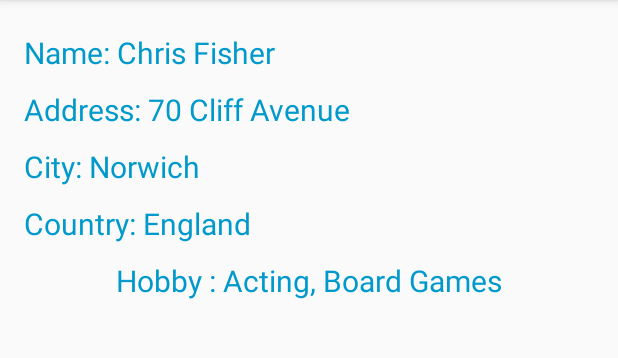
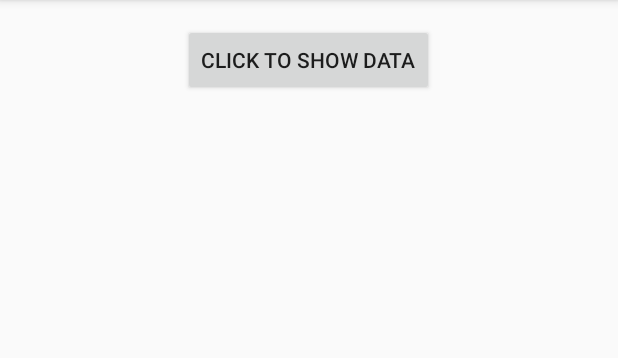
Before and after one commit to lingarajsankaravelu/databinding_included_layout, an Android app: the screen it shows after launch (MainActivity), on a phone screen of 412 x 824 dp, the part 84-442 px from its top. Run offline under Robolectric (Android 15) with nearby library versions, the phone set to English and light mode, and no system bars; our stand-ins replace data binding.

Commit message:
issue #1

```diff
--- a/app/src/main/AndroidManifest.xml
+++ b/app/src/main/AndroidManifest.xml
@@ -8,7 +8,7 @@
         android:label="About Me"
         android:supportsRtl="true"
         android:theme="@style/AppTheme">
-        <activity android:name=".MainActivity">
+        <activity android:name=".view.MainActivity">
             <intent-filter>
                 <action android:name="android.intent.action.MAIN" />
 
--- a/app/src/main/java/com/hourglass/lingaraj/databinding_included_layout/MainActivity.java
+++ /dev/null
@@ -1,30 +0,0 @@
-package com.hourglass.lingaraj.databinding_included_layout;
-
-import android.databinding.DataBindingUtil;
-import android.support.v7.app.AppCompatActivity;
-import android.os.Bundle;
-
-import com.hourglass.lingaraj.databinding_included_layout.databinding.ActivityMainBinding;
-
-public class MainActivity extends AppCompatActivity {
-
-    ActivityMainBinding activity_binding;
-
-    @Override
-    protected void onCreate(Bundle savedInstanceState) {
-        super.onCreate(savedInstanceState);
-        setContentView(R.layout.activity_main);
-        activity_binding = DataBindingUtil.setContentView(this,R.layout.activity_main);
-        setData();
-
-    }
-
-    private void setData() {
-        //Setting User proflie data over here using Databinding.
-        activity_binding.name.setText("Name: Chris Fisher");
-        activity_binding.addressContainer.address.setText("Address: 70 Cliff Avenue");
-        activity_binding.addressContainer.state.setText("City: Norwich");
-        activity_binding.addressContainer.country.setText("Country: England");
-        activity_binding.otherContainer.hobby.setText("Hobby : Acting, Board Games");
-      }
-}
--- /dev/null
+++ b/app/src/main/java/com/hourglass/lingaraj/databinding_included_layout/interfaces/MainActivityMVPInterface.java
@@ -0,0 +1,23 @@
+package com.hourglass.lingaraj.databinding_included_layout.interfaces;
+
+import com.hourglass.lingaraj.databinding_included_layout.HelperModels.UserProfile;
+
+/**
+ * Created by lingaraj on 1/21/18.
+ */
+
+public interface MainActivityMVPInterface
+{
+  interface View  {
+     void initView();
+     void setNewData(UserProfile data);
+  }
+
+  interface Model{
+    UserProfile getData();
+  }
+
+  interface Presenter{
+    void onClick(android.view.View view);
+}
+}
--- /dev/null
+++ b/app/src/main/java/com/hourglass/lingaraj/databinding_included_layout/model/MainActivityModel.java
@@ -0,0 +1,17 @@
+package com.hourglass.lingaraj.databinding_included_layout.model;
+
+import com.hourglass.lingaraj.databinding_included_layout.HelperModels.UserProfile;
+import com.hourglass.lingaraj.databinding_included_layout.interfaces.MainActivityMVPInterface;
+
+/**
+ * Created by lingaraj on 1/21/18.
+ */
+
+public class MainActivityModel implements MainActivityMVPInterface.Model {
+
+  @Override
+  public UserProfile getData() {
+    return new UserProfile();
+  }
+
+}
--- /dev/null
+++ b/app/src/main/java/com/hourglass/lingaraj/databinding_included_layout/presenter/MainActivityPresenter.java
@@ -0,0 +1,41 @@
+package com.hourglass.lingaraj.databinding_included_layout.presenter;
+
+import android.view.View;
+import com.hourglass.lingaraj.databinding_included_layout.R;
+import com.hourglass.lingaraj.databinding_included_layout.interfaces.MainActivityMVPInterface;
+import com.hourglass.lingaraj.databinding_included_layout.model.MainActivityModel;
+import com.hourglass.lingaraj.databinding_included_layout.view.MainActivity;
+
+/**
+ * Created by lingaraj on 1/21/18.
+ */
+
+public class MainActivityPresenter  implements MainActivityMVPInterface.Presenter{
+
+  private MainActivity activity_view;
+  private MainActivityModel mModel;
+
+  public MainActivityPresenter(MainActivity view){
+    activity_view = view;
+    initPresenter();
+
+  }
+
+  private void initPresenter() {
+    mModel = new MainActivityModel();
+
+  }
+
+  @Override public void onClick(View view) {
+    switch (view.getId()){
+      case R.id.button_click:
+         //handles button click
+         // gets data from respective model and populate the data to the view using activity view method
+        activity_view.setNewData(mModel.getData());
+         break;
+       default:
+         break;
+
+    }
+  }
+}
--- /dev/null
+++ b/app/src/main/java/com/hourglass/lingaraj/databinding_included_layout/view/MainActivity.java
@@ -0,0 +1,58 @@
+package com.hourglass.lingaraj.databinding_included_layout.view;
+
+import android.databinding.DataBindingUtil;
+import android.support.v7.app.AppCompatActivity;
+import android.os.Bundle;
+
+import android.view.View;
+import com.hourglass.lingaraj.databinding_included_layout.HelperModels.UserProfile;
+import com.hourglass.lingaraj.databinding_included_layout.R;
+import com.hourglass.lingaraj.databinding_included_layout.databinding.ActivityMainBinding;
+import com.hourglass.lingaraj.databinding_included_layout.interfaces.MainActivityMVPInterface;
+import com.hourglass.lingaraj.databinding_included_layout.presenter.MainActivityPresenter;
+
+//Complete implementation of mvc architecture in code.
+// model handles all buisness logic - like what data to get,generate, what api calls to make
+// presenter speaks to both model and view
+// view handles the clicks and talk to presenter
+public class MainActivity extends AppCompatActivity implements MainActivityMVPInterface.View{
+
+    private ActivityMainBinding activity_binding;
+    private MainActivityPresenter presenter;
+
+
+    @Override
+    protected void onCreate(Bundle savedInstanceState) {
+        super.onCreate(savedInstanceState);
+        setContentView(R.layout.activity_main);
+        activity_binding = DataBindingUtil.setContentView(this,R.layout.activity_main);
+        presenter = new MainActivityPresenter(this);
+
+    }
+
+
+    public void handleButtonClick(View view) {
+        //handles whatever the click that happens inside and pass it to the presenter , presenter will take care of respective click datas
+        presenter.onClick(view);
+    }
+
+    @Override
+    public void initView() {
+    }
+
+    @Override
+    public void setNewData(UserProfile profile) {
+        //Setting User proflie data over here using Databinding.
+        activity_binding.name.setText(profile.getName());
+        activity_binding.name.setVisibility(View.VISIBLE);
+        activity_binding.addressContainer.address.setText(profile.getAddress());
+        activity_binding.addressContainer.address.setVisibility(View.VISIBLE);
+        activity_binding.addressContainer.state.setText(profile.getState());
+        activity_binding.addressContainer.state.setVisibility(View.VISIBLE);
+        activity_binding.addressContainer.country.setText(profile.getCountry());
+        activity_binding.addressContainer.country.setVisibility(View.VISIBLE);
+        activity_binding.otherContainer.hobby.setText(profile.getHobby());
+        activity_binding.otherContainer.hobby.setVisibility(View.VISIBLE);
+
+    }
+}
--- a/app/src/main/res/layout/activity_main.xml
+++ b/app/src/main/res/layout/activity_main.xml
@@ -9,7 +9,15 @@
     android:paddingLeft="@dimen/activity_horizontal_margin"
     android:paddingRight="@dimen/activity_horizontal_margin"
     android:paddingTop="@dimen/activity_vertical_margin"
-    tools:context="com.hourglass.lingaraj.databinding_included_layout.MainActivity">
+    tools:context="com.hourglass.lingaraj.databinding_included_layout.view.MainActivity">
+
+    <Button
+        android:layout_width="wrap_content"
+        android:layout_height="wrap_content"
+        android:id="@+id/button_click"
+        android:text="Click to show data"
+        android:onClick="handleButtonClick"
+        />
 
     <TextView
        style="@style/textview_address_style"
--- a/app/src/main/res/values/styles.xml
+++ b/app/src/main/res/values/styles.xml
@@ -12,6 +12,7 @@
         <item name="android:layout_width">match_parent</item>
         <item name="android:layout_height">wrap_content</item>
         <item name="android:textSize">20sp</item>
+        <item name="android:visibility">invisible</item>
         <item name="android:textColor" tools:ignore="NewApi">@android:color/holo_blue_dark</item>
         <item name="android:layout_gravity">center_horizontal</item>
         <item name="android:layout_marginTop">5dp</item>
```
Also changed, not shown: app/src/main/java/com/hourglass/lingaraj/databinding_included_layout/HelperModels/UserProfile.java (added, +48 -0 lines).
